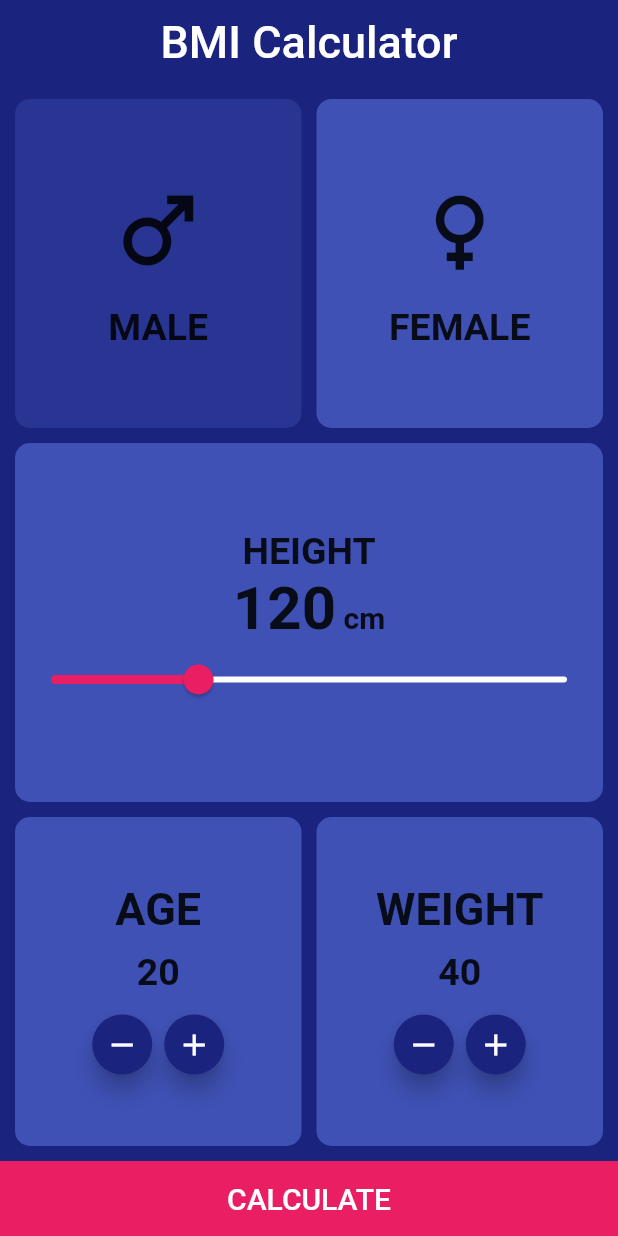
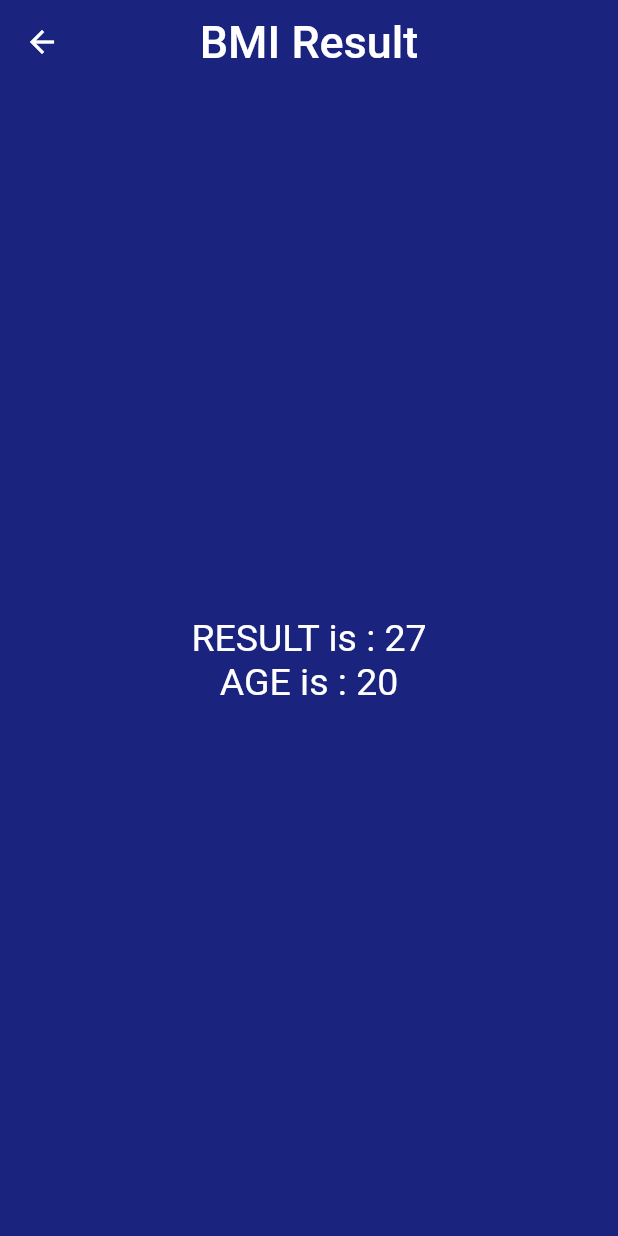
Before and after one commit to BODY1998/BMI-Calculator, a Flutter app: the screen it shows after launch, after a tap on "CALCULATE", on a phone screen of 412 x 824 dp. Run offline on Flutter 3.47's test engine with Material 2 defaults, Android fonts, the phone set to English and light mode, and no system bars.

Commit message:
finish bmi result screen design

```diff
--- /dev/null
+++ b/lib/bmi_result_screen.dart
@@ -0,0 +1,37 @@
+import 'package:flutter/material.dart';
+
+class BMIResultScreen extends StatelessWidget {
+  final int? age;
+  final int? result;
+
+  BMIResultScreen({@required this.age, @required this.result});
+
+  @override
+  Widget build(BuildContext context) {
+    return Scaffold(
+      appBar: AppBar(
+        title: const Text('BMI Result', style: TextStyle(fontSize: 30)),
+        backgroundColor: Colors.indigo[900],
+        elevation: 0,
+        centerTitle: true,
+      ),
+      body: Container(
+        color: Colors.indigo[900],
+        child: Center(
+            child: Column(
+          mainAxisAlignment: MainAxisAlignment.center,
+          children: [
+            Text(
+              'RESULT is : $result',
+              style: TextStyle(fontSize: 25, color: Colors.white),
+            ),
+            Text(
+              'AGE is : $age',
+              style: TextStyle(fontSize: 25, color: Colors.white),
+            ),
+          ],
+        )),
+      ),
+    );
+  }
+}
--- a/lib/bmi_screen.dart
+++ b/lib/bmi_screen.dart
@@ -1,3 +1,6 @@
+import 'dart:math';
+
+import 'package:bmi_calculator/bmi_result_screen.dart';
 import 'package:flutter/material.dart';
 
 class BMIScreen extends StatefulWidget {
@@ -269,7 +272,14 @@ class _BMIScreenState extends State<BMIScreen> {
               width: double.infinity,
               height: 50,
               child: TextButton(
-                onPressed: () {},
+                onPressed: () {
+                  var result = weight / pow(height / 100, 2);
+                  Navigator.push(
+                      context,
+                      MaterialPageRoute(
+                          builder: (context) => BMIResultScreen(
+                              age: age, result: result.toInt())));
+                },
                 child: const Text('CALCULATE',
                     style: TextStyle(color: Colors.white, fontSize: 20)),
               ),
```
